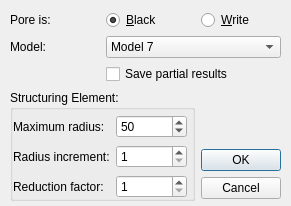
ldsc/lvp, file src/dialogPoresThroats.ui: the form before one commit.
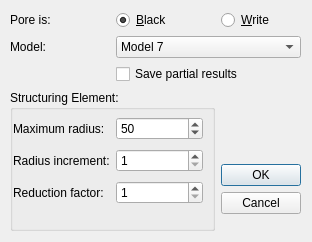
The form after the commit. Icons and pictures are not drawn.

```diff
--- a/src/dialogPoresThroats.ui
+++ b/src/dialogPoresThroats.ui
@@ -6,8 +6,8 @@
    <rect>
     <x>0</x>
     <y>0</y>
-    <width>291</width>
-    <height>206</height>
+    <width>312</width>
+    <height>242</height>
    </rect>
   </property>
   <property name="windowTitle">
@@ -25,8 +25,8 @@
     <rect>
      <x>10</x>
      <y>10</y>
-     <width>271</width>
-     <height>191</height>
+     <width>291</width>
+     <height>221</height>
     </rect>
    </property>
    <layout class="QGridLayout" name="gridLayout_2">
@@ -102,8 +102,8 @@
         <rect>
          <x>3</x>
          <y>24</y>
-         <width>174</width>
-         <height>86</height>
+         <width>190</width>
+         <height>95</height>
         </rect>
        </property>
        <layout class="QGridLayout" name="gridLayout">
```
